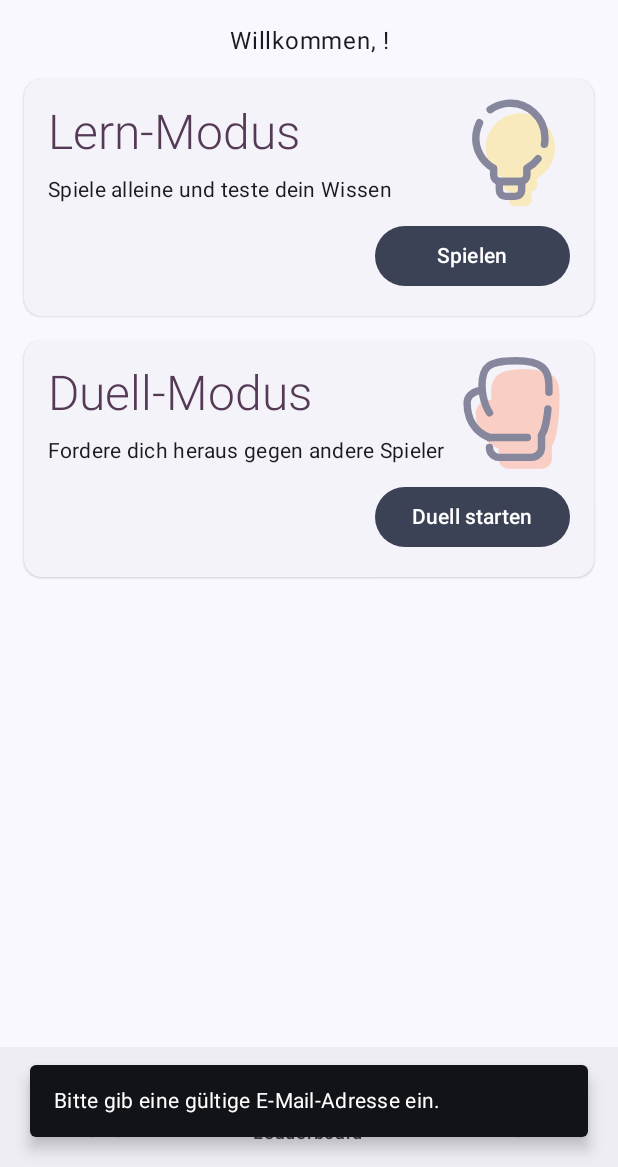
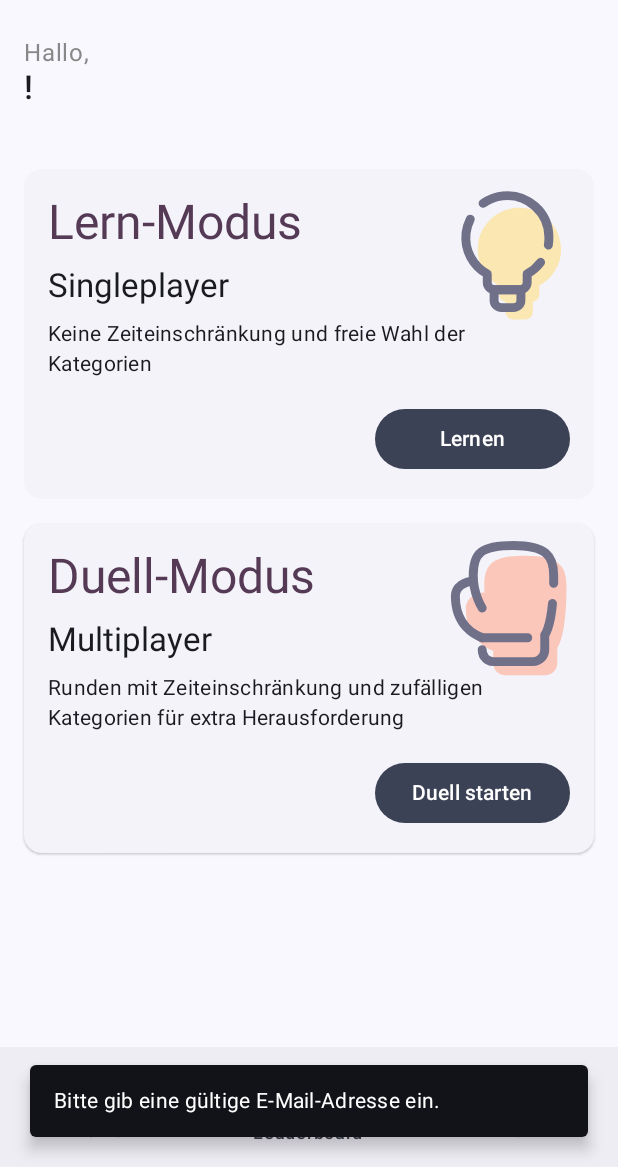
Before and after one commit to ann-russo/PhysioQuest, an Android app built with Jetpack Compose: the HomeScreen screen opened through its navigation route, on a phone screen of 412 x 824 dp, the part 69-1236 px from its top. Run offline under Robolectric (Android 15) with nearby library versions, the phone set to English and light mode, and no system bars; our stand-ins replace Dagger/Hilt's generated code, Firebase (no records; nobody signed in at launch, a user with empty details on screens opened directly).

Commit message:
Adjusted design of cards on the Home Screen

```diff
--- a/app/src/main/java/com/example/physioquest/common/composable/CardComposable.kt
+++ b/app/src/main/java/com/example/physioquest/common/composable/CardComposable.kt
@@ -64,7 +64,7 @@ fun ElevatedCard(
         modifier = modifier,
         shape = MaterialTheme.shapes.medium,
         elevation = CardDefaults.elevatedCardElevation(),
-        colors = CardDefaults.elevatedCardColors()
+        colors = CardDefaults.elevatedCardColors(),
     ) {
         val learnImage = painterResource(AppIcon.idea_144)
         val duelImage = painterResource(AppIcon.boxing_glove_144)
@@ -79,9 +79,9 @@ fun ElevatedCard(
                     painter = it,
                     contentDescription = null,
                     modifier = Modifier
-                        .size(95.dp)
-                        .padding(top = 8.dp, end = 16.dp)
-                        .alpha(0.5f)
+                        .size(105.dp)
+                        .padding(top = 8.dp, end = 10.dp)
+                        .alpha(0.6f)
                         .align(Alignment.TopEnd),
                     alignment = Alignment.TopEnd
                 )
@@ -98,17 +98,35 @@ fun ElevatedCard(
                 ) {
                     Text(
                         text = stringResource(title),
-                        fontWeight = FontWeight.Light,
                         color = MaterialTheme.colorScheme.tertiary,
                         style = MaterialTheme.typography.headlineLarge
                     )
                 }
+
                 Spacer(modifier = Modifier.height(8.dp))
+
                 Text(
                     text = stringResource(subtitle),
-                    style = MaterialTheme.typography.bodyMedium
+                    style = MaterialTheme.typography.titleLarge
                 )
+
+                Spacer(modifier = Modifier.height(8.dp))
+
+                if (title == AppText.lernmodus_title) {
+                    Text(
+                        text = stringResource(AppText.lernmodus_description),
+                        style = MaterialTheme.typography.bodyMedium
+                    )
+                }
+                if (title == AppText.duellmodus_title) {
+                    Text(
+                        text = stringResource(AppText.duellmodus_description),
+                        style = MaterialTheme.typography.bodyMedium
+                    )
+                }
+
                 Spacer(modifier = Modifier.weight(1f))
+
 
                 Button(
                     onClick = onButtonClick,
--- a/app/src/main/java/com/example/physioquest/common/util/ModifierUtil.kt
+++ b/app/src/main/java/com/example/physioquest/common/util/ModifierUtil.kt
@@ -42,7 +42,20 @@ fun Modifier.smallSpacer(): Modifier {
         .height(8.dp)
 }
 
+fun Modifier.bigSpacer(): Modifier {
+    return this
+        .fillMaxWidth()
+        .height(40.dp)
+}
+
 fun Modifier.card(): Modifier {
+    return this
+        .padding(16.dp, 0.dp, 16.dp, 8.dp)
+        .fillMaxWidth()
+        .height(220.dp)
+}
+
+fun Modifier.answerCard(): Modifier {
     return this
         .padding(16.dp, 0.dp, 16.dp, 8.dp)
         .fillMaxWidth()
--- a/app/src/main/java/com/example/physioquest/screens/home/HomeScreen.kt
+++ b/app/src/main/java/com/example/physioquest/screens/home/HomeScreen.kt
@@ -12,13 +12,15 @@ import androidx.compose.material3.Scaffold
 import androidx.compose.material3.Text
 import androidx.compose.runtime.Composable
 import androidx.compose.ui.Modifier
+import androidx.compose.ui.graphics.Color
 import androidx.compose.ui.res.stringResource
-import androidx.compose.ui.text.style.TextAlign
+import androidx.compose.ui.text.font.FontWeight
 import androidx.compose.ui.unit.dp
 import androidx.hilt.navigation.compose.hiltViewModel
 import com.example.physioquest.common.composable.ActionToolBar
 import com.example.physioquest.common.composable.BottomNavBar
 import com.example.physioquest.common.composable.ElevatedCard
+import com.example.physioquest.common.util.bigSpacer
 import com.example.physioquest.common.util.card
 import com.example.physioquest.common.util.smallSpacer
 import com.example.physioquest.common.util.toolbarActions
@@ -63,18 +65,26 @@ fun HomeScreen(
                 endActionIcon = AppIcon.ic_exit,
                 endAction = { viewModel.onSignOutClick(restartApp) }
             )
+            Spacer(modifier = Modifier.smallSpacer())
 
             val currentUser = viewModel.user.value?.username
             Text(
-                text = stringResource(AppText.welcome) + " $currentUser!",
+                text = stringResource(AppText.welcome),
                 style = MaterialTheme.typography.bodyLarge,
+                color = Color.Gray,
                 modifier = Modifier
                     .fillMaxWidth()
-                    .padding(horizontal = 16.dp),
-                textAlign = TextAlign.Center
+                    .padding(horizontal = 16.dp)
             )
-            Spacer(modifier = Modifier.smallSpacer())
-            Spacer(modifier = Modifier.smallSpacer())
+            Text(
+                text = "$currentUser!",
+                style = MaterialTheme.typography.titleLarge,
+                fontWeight = FontWeight.SemiBold,
+                modifier = Modifier
+                    .fillMaxWidth()
+                    .padding(horizontal = 16.dp)
+            )
+            Spacer(modifier = Modifier.bigSpacer())
 
             ElevatedCard(
                 title = AppText.lernmodus_title,
--- a/app/src/main/java/com/example/physioquest/screens/leaderboard/LeaderboardScreen.kt
+++ b/app/src/main/java/com/example/physioquest/screens/leaderboard/LeaderboardScreen.kt
@@ -34,7 +34,7 @@ fun LeaderboardScreen(
                         "Leaderboard" -> {
                             viewModel.onLeaderboardClick(openScreen)
                         }
-                        "Account" -> {
+                        "Profil" -> {
                             viewModel.onAccountClick(openScreen)
                         }
                     }
--- a/app/src/main/java/com/example/physioquest/screens/lernmodus/LernmodusScreen.kt
+++ b/app/src/main/java/com/example/physioquest/screens/lernmodus/LernmodusScreen.kt
@@ -37,7 +37,7 @@ import androidx.hilt.navigation.compose.hiltViewModel
 import com.example.physioquest.R
 import com.example.physioquest.common.composable.ActionToolBar
 import com.example.physioquest.common.composable.SelectableAnswerOption
-import com.example.physioquest.common.util.card
+import com.example.physioquest.common.util.answerCard
 import com.example.physioquest.common.util.toolbarActions
 import com.example.physioquest.model.Answer
 import com.example.physioquest.model.Question
@@ -195,7 +195,7 @@ fun AnswersList(
                         isEnabled = isEvaluationEnabled,
                         correctChoice = isSelected == isCorrect,
                         title = answer.content,
-                        modifier = Modifier.card(),
+                        modifier = Modifier.answerCard(),
                         onClick = { onAnswerSelected(index) }
                     )
                 }
--- a/app/src/main/res/values/strings.xml
+++ b/app/src/main/res/values/strings.xml
@@ -11,7 +11,7 @@
     <string name="cancel">Abbrechen</string>
     <string name="try_again">Try again</string>
     <string name="dropdown">Dropdown Menu</string>
-    <string name="welcome">Willkommen,</string>
+    <string name="welcome">Hallo,</string>
 
     <!-- LoginScreen -->
     <string name="sign_in">Anmelden</string>
@@ -33,8 +33,9 @@
 
     <!-- Lernmodus -->
     <string name="lernmodus_title">Lern-Modus</string>
-    <string name="lernmodus_subtitle">Spiele alleine und teste dein Wissen</string>
-    <string name="lernmodus_action">Spielen</string>
+    <string name="lernmodus_subtitle">Singleplayer</string>
+    <string name="lernmodus_description">Keine Zeiteinschränkung und freie Wahl der Kategorien</string>
+    <string name="lernmodus_action">Lernen</string>
     <string name="next_question">Zur nächsten Frage</string>
     <string name="submit">Antwort(en) einreichen</string>
     <string name="results">Dein Ergebnis:</string>
@@ -51,7 +52,8 @@
 
     <!-- Duellmodus -->
     <string name="duellmodus_title">Duell-Modus</string>
-    <string name="duellmodus_subtitle">Fordere dich heraus gegen andere Spieler</string>
+    <string name="duellmodus_subtitle">Multiplayer</string>
+    <string name="duellmodus_description">Runden mit Zeiteinschränkung und zufälligen Kategorien für extra Herausforderung</string>
     <string name="duellmodus_action">Duell starten</string>
 
     <string name="home">Home</string>
```
